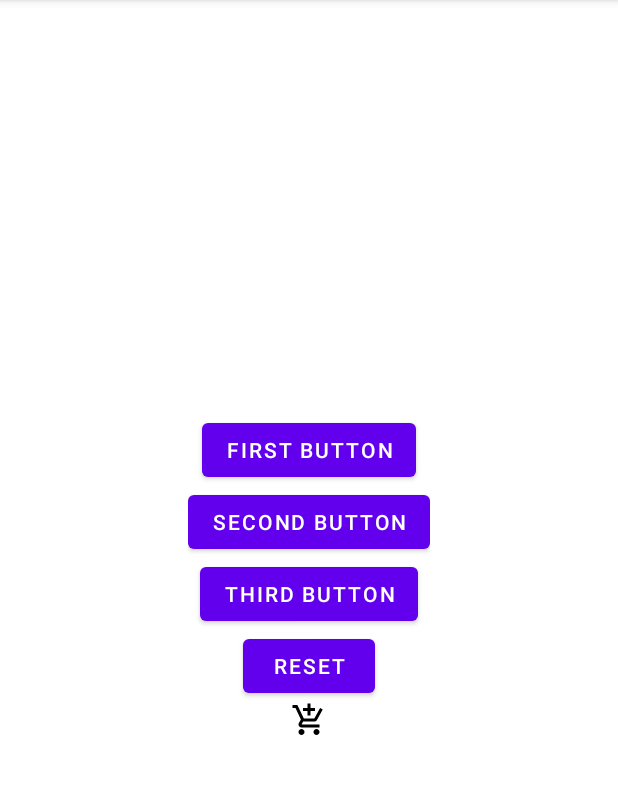
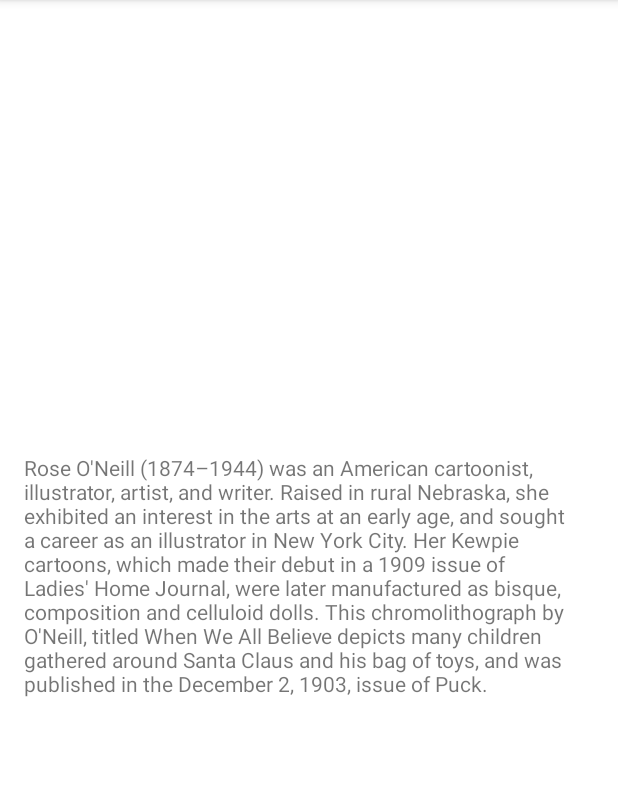
Before and after one commit to zawhtetnaing10/PADC-Animations-New, an Android app: the screen it shows after launch (ViewGroupAnimationsActivity before the commit, ViewAnimationsActivity after it), on a phone screen of 412 x 824 dp, the part 84-878 px from its top. Run offline under Robolectric (Android 15) with nearby library versions, the phone set to English and light mode, and no system bars.

Commit message:
cross fade animation finished

```diff
--- a/app/src/main/AndroidManifest.xml
+++ b/app/src/main/AndroidManifest.xml
@@ -13,9 +13,8 @@
 		android:theme="@style/Theme.PADCAnimations"
 		tools:targetApi="31">
 		<activity
-			android:name=".ViewGroupAnimationsActivity"
+			android:name=".ViewAnimationsActivity"
 			android:exported="true">
-
 			<intent-filter>
 				<action android:name="android.intent.action.MAIN" />
 
@@ -26,9 +25,17 @@
 				android:value="" />
 		</activity>
 		<activity
+			android:name=".ViewGroupAnimationsActivity"
+			android:exported="true">
+
+
+			<meta-data
+				android:name="android.app.lib_name"
+				android:value="" />
+		</activity>
+		<activity
 			android:name=".MainActivity"
 			android:exported="true">
-
 			<meta-data
 				android:name="android.app.lib_name"
 				android:value="" />
--- /dev/null
+++ b/app/src/main/java/com/padc/padcanimations/AnimationExtensions.kt
@@ -0,0 +1,25 @@
+package com.padc.padcanimations
+
+import android.animation.Animator
+import android.animation.Animator.AnimatorListener
+import android.view.ViewPropertyAnimator
+
+fun ViewPropertyAnimator.addAnimationEndListener(onAnimationEnd: () -> Unit) {
+    setListener(object : AnimatorListener {
+        override fun onAnimationStart(p0: Animator?) {
+            // Do Nothing
+        }
+
+        override fun onAnimationEnd(p0: Animator?) {
+            onAnimationEnd.invoke()
+        }
+
+        override fun onAnimationCancel(p0: Animator?) {
+            // Do Nothing
+        }
+
+        override fun onAnimationRepeat(p0: Animator?) {
+            // Do Nothing
+        }
+    })
+}
--- /dev/null
+++ b/app/src/main/java/com/padc/padcanimations/ViewAnimationsActivity.kt
@@ -0,0 +1,54 @@
+package com.padc.padcanimations
+
+import android.animation.Animator
+import android.animation.Animator.AnimatorListener
+import android.animation.AnimatorListenerAdapter
+import androidx.appcompat.app.AppCompatActivity
+import android.os.Bundle
+import android.view.View
+import android.view.ViewAnimationUtils
+import com.padc.padcanimations.databinding.ActivityViewAnimationsBinding
+import com.padc.padcanimations.databinding.ActivityViewGroupAnimationsBinding
+import kotlin.math.hypot
+
+class ViewAnimationsActivity : AppCompatActivity() {
+
+    private lateinit var binding: ActivityViewAnimationsBinding
+
+    val ANIMATION_DURATION = 2000L
+
+    override fun onCreate(savedInstanceState: Bundle?) {
+        super.onCreate(savedInstanceState)
+        binding = ActivityViewAnimationsBinding.inflate(layoutInflater)
+        val view = binding.root
+        setContentView(view)
+
+        binding.tvText.hide()
+    }
+
+    override fun onStart() {
+        super.onStart()
+
+        createCrossFadeAnimation()
+    }
+
+
+    private fun createCrossFadeAnimation() {
+        binding.tvText.apply {
+            show()
+            alpha = 0.0f
+
+            animate()
+                .alpha(1.0f)
+                .setDuration(ANIMATION_DURATION)
+                .setListener(null)
+        }
+
+        binding.progressIndicator.apply {
+            animate()
+                .alpha(0.0f)
+                .setDuration(ANIMATION_DURATION)
+                .addAnimationEndListener { binding.progressIndicator.hide() }
+        }
+    }
+}
--- a/app/src/main/java/com/padc/padcanimations/ViewExtensions.kt
+++ b/app/src/main/java/com/padc/padcanimations/ViewExtensions.kt
@@ -4,21 +4,21 @@ import android.view.View
 import android.widget.Button
 import com.google.android.material.button.MaterialButton
 
-fun MaterialButton.toggleVisibility() {
+fun View.toggleVisibility() {
     if (this.isShownOnScreen())
         this.hide()
     else
         this.show()
 }
 
-fun MaterialButton.hide() {
+fun View.hide() {
     visibility = View.GONE
 }
 
-fun MaterialButton.show() {
+fun View.show() {
     visibility = View.VISIBLE
 }
 
-fun MaterialButton.isShownOnScreen(): Boolean {
+fun View.isShownOnScreen(): Boolean {
     return visibility == View.VISIBLE
 }
--- /dev/null
+++ b/app/src/main/res/layout/activity_view_animations.xml
@@ -0,0 +1,24 @@
+<?xml version="1.0" encoding="utf-8"?>
+<androidx.coordinatorlayout.widget.CoordinatorLayout xmlns:android="http://schemas.android.com/apk/res/android"
+	xmlns:app="http://schemas.android.com/apk/res-auto"
+	xmlns:tools="http://schemas.android.com/tools"
+	android:layout_width="match_parent"
+	android:layout_height="match_parent"
+	tools:context=".ViewAnimationsActivity">
+
+	<androidx.appcompat.widget.AppCompatTextView
+		android:id="@+id/tvText"
+		android:layout_margin="16dp"
+		android:layout_width="wrap_content"
+		android:layout_gravity="center"
+		android:layout_height="wrap_content"
+		android:text="@string/lbl_paragraph" />
+
+	<ProgressBar
+		android:id="@+id/progressIndicator"
+		android:layout_width="wrap_content"
+		android:layout_gravity="center"
+		android:layout_height="wrap_content"/>
+
+
+</androidx.coordinatorlayout.widget.CoordinatorLayout>
--- a/app/src/main/res/values/strings.xml
+++ b/app/src/main/res/values/strings.xml
@@ -1,3 +1,4 @@
 <resources>
 	<string name="app_name">PADCAnimations</string>
+	<string name="lbl_paragraph">Rose O\'Neill (1874–1944) was an American cartoonist, illustrator, artist, and writer. Raised in rural Nebraska, she exhibited an interest in the arts at an early age, and sought a career as an illustrator in New York City. Her Kewpie cartoons, which made their debut in a 1909 issue of Ladies\' Home Journal, were later manufactured as bisque, composition and celluloid dolls. This chromolithograph by O\'Neill, titled When We All Believe depicts many children gathered around Santa Claus and his bag of toys, and was published in the December 2, 1903, issue of Puck.</string>
 </resources>
```
